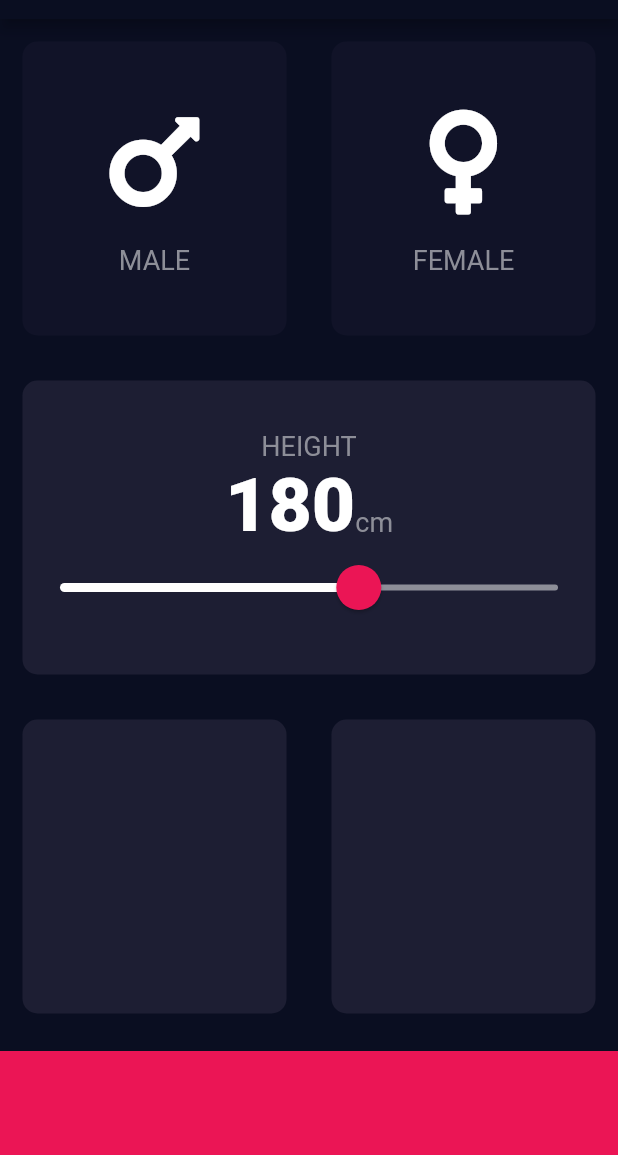
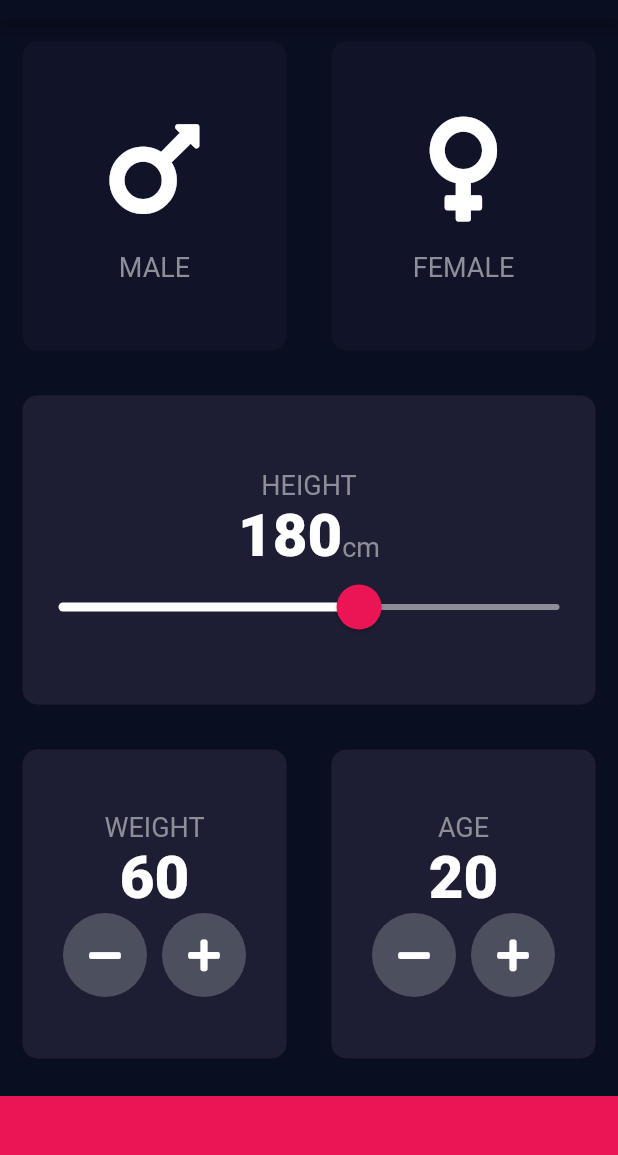
Before and after one commit to yaostyle/flutter_bmi_calculator, a Flutter app: the screen it shows after launch, on a phone screen of 412 x 824 dp, the part 65-1220 px from its top. Run offline on Flutter 3.47's test engine with Material 2 defaults, Android fonts, the phone set to English and light mode, and no system bars; our stand-ins replace font_awesome_flutter.

Commit message:
Added customizable buttons

```diff
--- a/lib/constants.dart
+++ b/lib/constants.dart
@@ -1,6 +1,6 @@
 import 'package:flutter/material.dart';
 
-const kBottomContainerHeight = 80.0;
+const kBottomContainerHeight = 50.0;
 const kActiveCardColour = Color(0xFF1d1E33);
 const kInactiveCardColour = Color(0xFF111328);
 const kBottomContainerColour = Color(0xFFEB1555);
@@ -8,4 +8,4 @@ const kBottomContainerColour = Color(0xFFEB1555);
 const kLabelTextStyle = TextStyle(fontSize: 18.0, color: Color(0xFF8D8E98));
 
 const kNumnberTextStyle =
-    TextStyle(fontSize: 50.0, fontWeight: FontWeight.w900);
+    TextStyle(fontSize: 40.0, fontWeight: FontWeight.w900);
--- a/lib/input_page.dart
+++ b/lib/input_page.dart
@@ -14,6 +14,8 @@ class InputPage extends StatefulWidget {
 class _InputPageState extends State<InputPage> {
   Gender selectedGender;
   int height = 180;
+  int weight = 60;
+  int age = 20;
 
   @override
   Widget build(BuildContext context) {
@@ -62,6 +64,9 @@ class _InputPageState extends State<InputPage> {
               cardChild: Column(
                 mainAxisAlignment: MainAxisAlignment.center,
                 children: <Widget>[
+                  SizedBox(
+                    height: 8.0,
+                  ),
                   Text(
                     'HEIGHT',
                     style: kLabelTextStyle,
@@ -81,8 +86,10 @@ class _InputPageState extends State<InputPage> {
                       thumbColor: Color(0xFFEB1555),
                       activeTrackColor: Colors.white,
                       overlayColor: Color(0x29EB1555),
-                      thumbShape: RoundSliderThumbShape(enabledThumbRadius: 15.0),
-                      overlayShape: RoundSliderOverlayShape(overlayRadius: 25.0),
+                      thumbShape:
+                          RoundSliderThumbShape(enabledThumbRadius: 15.0),
+                      overlayShape:
+                          RoundSliderOverlayShape(overlayRadius: 24.0),
                     ),
                     child: Slider(
                       value: height.toDouble(),
@@ -105,11 +112,71 @@ class _InputPageState extends State<InputPage> {
                 Expanded(
                   child: ReusableCard(
                     colour: kActiveCardColour,
+                    cardChild: Column(
+                      mainAxisAlignment: MainAxisAlignment.center,
+                      children: <Widget>[
+                        Text('WEIGHT', style: kLabelTextStyle),
+                        Text(weight.toString(), style: kNumnberTextStyle),
+                        Row(
+                          mainAxisAlignment: MainAxisAlignment.center,
+                          children: <Widget>[
+                            RoundIconButton(
+                              icon: FontAwesomeIcons.minus,
+                              onPressed: () {
+                                setState(() {
+                                  weight--;
+                                });
+                              },
+                            ),
+                            SizedBox(
+                              width: 10.0,
+                            ),
+                            RoundIconButton(
+                              icon: FontAwesomeIcons.plus,
+                              onPressed: () {
+                                setState(() {
+                                  weight++;
+                                });
+                              },
+                            ),
+                          ],
+                        ),
+                      ],
+                    ),
                   ),
                 ),
                 Expanded(
                     child: ReusableCard(
                   colour: kActiveCardColour,
+                  cardChild: Column(
+                    mainAxisAlignment: MainAxisAlignment.center,
+                    children: <Widget>[
+                      Text('AGE', style: kLabelTextStyle),
+                      Text(age.toString(), style: kNumnberTextStyle),
+                      Row(
+                        mainAxisAlignment: MainAxisAlignment.center,
+                        children: <Widget>[
+                          RoundIconButton(
+                              icon: FontAwesomeIcons.minus,
+                              onPressed: () {
+                                setState(() {
+                                  age--;
+                                });
+                              }),
+                          SizedBox(
+                            width: 10,
+                          ),
+                          RoundIconButton(
+                              icon: FontAwesomeIcons.plus,
+                              onPressed: () {
+                                setState(() {
+                                  age++;
+                                });
+                              })
+                        ],
+                      ),
+                    ],
+                  ),
                 )),
               ],
             ),
@@ -125,3 +192,22 @@ class _InputPageState extends State<InputPage> {
     );
   }
 }
+
+class RoundIconButton extends StatelessWidget {
+  RoundIconButton({@required this.icon, @required this.onPressed});
+
+  final IconData icon;
+  final Function onPressed;
+
+  @override
+  Widget build(BuildContext context) {
+    return RawMaterialButton(
+      child: Icon(icon),
+      onPressed: onPressed,
+      elevation: 0.0,
+      constraints: BoxConstraints.tightFor(width: 56.0, height: 56.0),
+      shape: CircleBorder(),
+      fillColor: Color(0xFF4C4F5E),
+    );
+  }
+}
```
